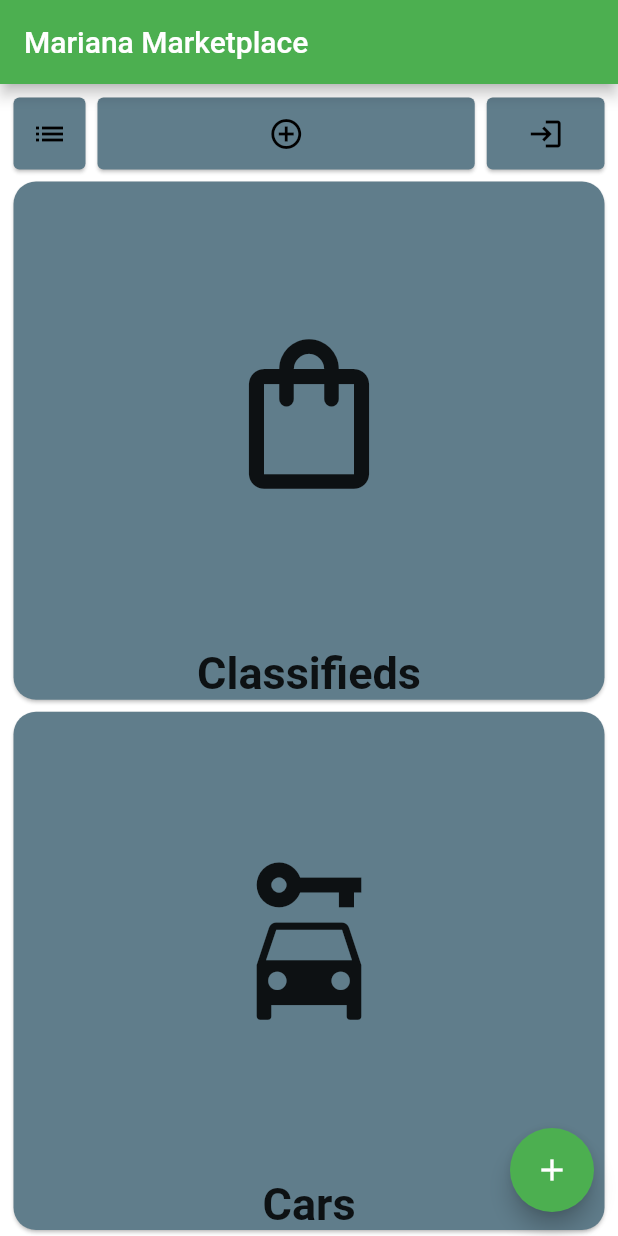
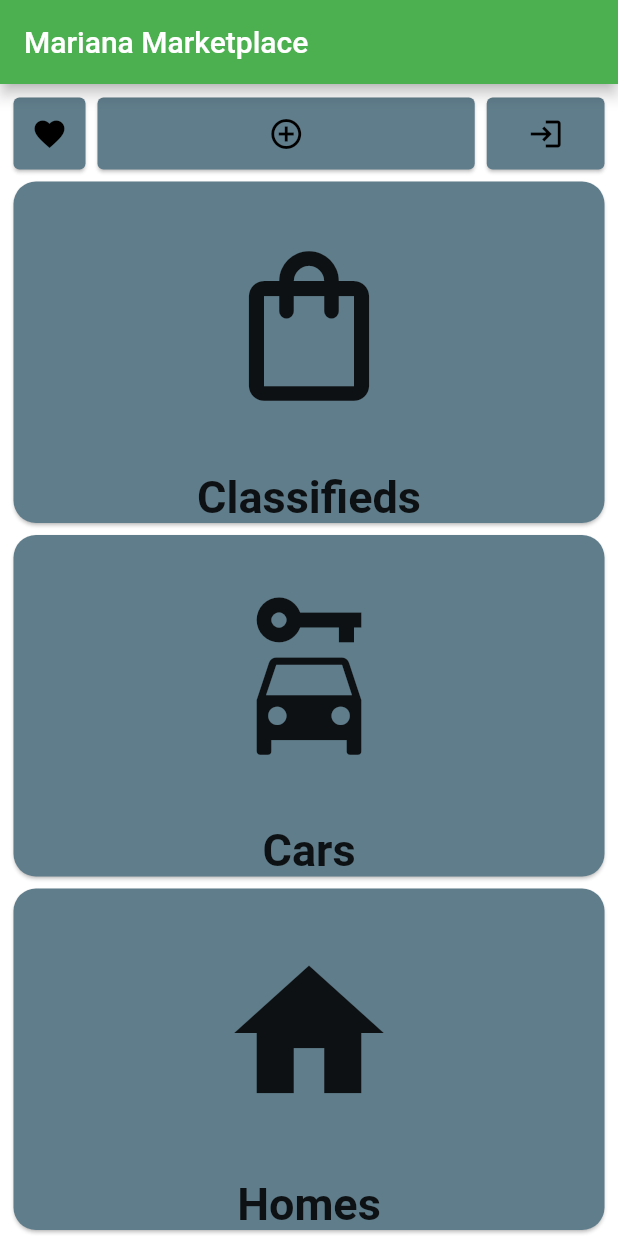
Before and after one commit to korafdavid/mariana_marketplace_app, a Flutter app: the screen it shows after launch, on a phone screen of 412 x 824 dp. Run offline on Flutter 3.47's test engine with Material 2 defaults, Android fonts, the phone set to English and light mode, and no system bars; our stand-ins replace appwrite, carousel_slider, flutter_login, image_picker, infinite_scroll_pagination.

```diff
--- a/lib/landing_screen.dart
+++ b/lib/landing_screen.dart
@@ -86,15 +86,12 @@ class _LandingScreenState extends State<LandingScreen> {
                   color: Colors.blueGrey,
                   child: IconButton(
                     icon: const Icon(
-                      Icons.list,
+                      Icons.favorite,
                     ),
                     onPressed: () {
                       Navigator.push(
                         context,
-                        MaterialPageRoute(
-                            builder: (context) => const ClassifiedDisplayScreen(
-                                  classifiedID: '6260ca6f10de648615b7',
-                                )),
+                        MaterialPageRoute(builder: (context) => TestScreen()),
                       );
                     },
                     color: Colors.black,
@@ -247,13 +244,68 @@ class _LandingScreenState extends State<LandingScreen> {
                 ],
               ),
             ),
+            Expanded(
+              child: Row(
+                crossAxisAlignment: CrossAxisAlignment.stretch,
+                children: [
+                  Expanded(
+                    child: GestureDetector(
+                      onTap: () {
+                        Navigator.push(
+                          context,
+                          MaterialPageRoute(
+                              builder: (context) =>
+                                  ClassifiedsScreen(queries: [])),
+                        );
+                      },
+                      child: Container(
+                        decoration: BoxDecoration(
+                          // color: Colors.black,
+                          borderRadius: BorderRadius.circular(15),
+                        ),
+                        child: Card(
+                          color: Colors.blueGrey,
+                          shape: RoundedRectangleBorder(
+                              borderRadius: BorderRadius.circular(15)),
+                          // shadowColor: Colors.grey,
+                          child: Column(
+                            mainAxisAlignment: MainAxisAlignment.center,
+                            crossAxisAlignment: CrossAxisAlignment.stretch,
+                            children: [
+                              const Spacer(),
+                              Row(
+                                  mainAxisAlignment: MainAxisAlignment.center,
+                                  children: const [
+                                    Icon(
+                                      Icons.home,
+                                      size: 120,
+                                    ),
+                                  ]),
+                              const Spacer(),
+                              Row(
+                                  mainAxisAlignment: MainAxisAlignment.center,
+                                  children: const [
+                                    Align(
+                                      alignment: FractionalOffset.bottomCenter,
+                                      child: Text(
+                                        'Homes',
+                                        style: TextStyle(
+                                            fontSize: 30,
+                                            fontWeight: FontWeight.bold),
+                                      ),
+                                    ),
+                                  ]),
+                            ],
+                          ),
+                        ),
+                      ),
+                    ),
+                  ),
+                ],
+              ),
+            ),
           ],
         ),
-      ),
-      floatingActionButton: FloatingActionButton(
-        onPressed: _incrementCounter,
-        tooltip: 'Increment',
-        child: const Icon(Icons.add),
       ),
     );
   }
```
Also changed, not shown: lib/classifieds_screen.dart (+15 -6 lines).
